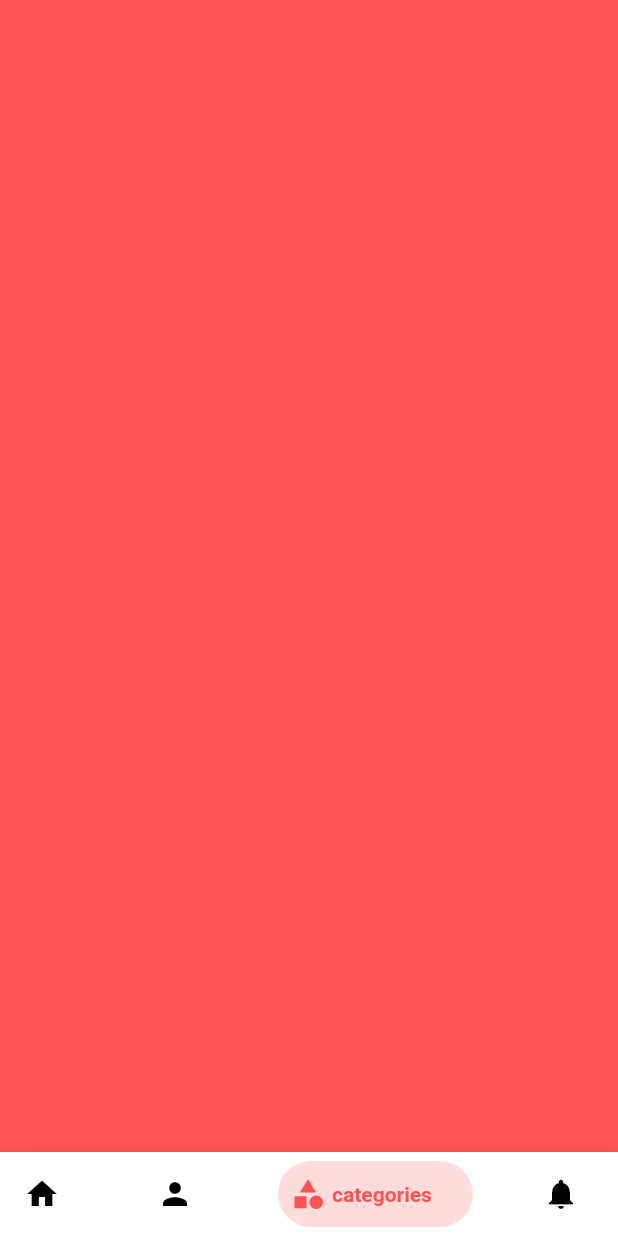
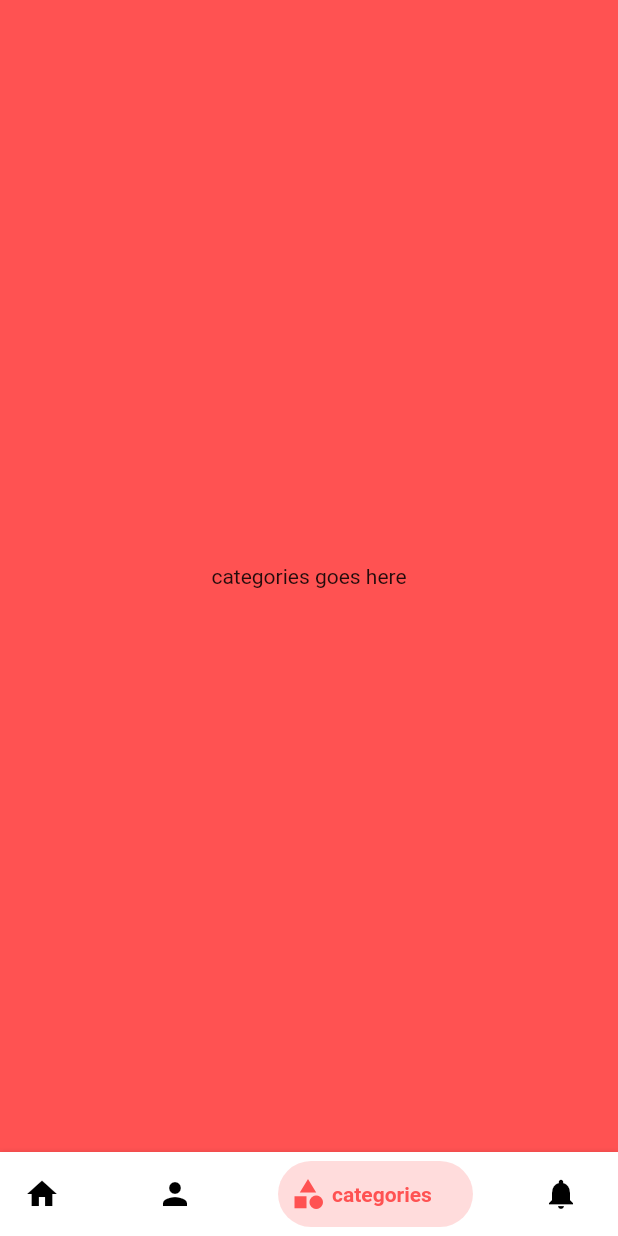
Before and after one commit to stephen911/campus_market, a Flutter app: the screen it shows after launch, item 3 of the bottom bar chosen, on a phone screen of 412 x 824 dp. Run offline on Flutter 3.47's test engine with Material 2 defaults, Android fonts, the phone set to English and light mode, and no system bars; drawn by our look-alikes of bottom_navy_bar.

Commit message:
finally done with navbar

```diff
--- /dev/null
+++ b/lib/screens/categories.dart
@@ -0,0 +1,22 @@
+import 'package:flutter/material.dart';
+
+class Categories extends StatefulWidget {
+  const Categories({Key? key}) : super(key: key);
+
+  @override
+  State<Categories> createState() => _CategoriesState();
+}
+
+class _CategoriesState extends State<Categories> {
+  @override
+  Widget build(BuildContext context) {
+    return Scaffold(
+      body: Container(
+        color: Colors.redAccent,
+        child: Center(
+          child: Text("categories goes here"),
+        ),
+      ),
+    );
+  }
+}
--- a/lib/screens/home.dart
+++ b/lib/screens/home.dart
@@ -1,3 +1,6 @@
+import 'package:campus_market/screens/categories.dart';
+import 'package:campus_market/screens/notifications.dart';
+import 'package:campus_market/screens/profile.dart';
 import 'package:flutter/material.dart';
 import 'package:bottom_navy_bar/bottom_navy_bar.dart';
 
@@ -11,18 +14,16 @@ class MyHomePage extends StatefulWidget {
 class _MyHomePageState extends State<MyHomePage> {
   int currentIndex = 0;
   List Navbody = [
-    Container(
-      color: Colors.blueAccent,
-    ),
-    Container(
-      color: Colors.orangeAccent,
-    ),
-    Container(
-      color: Colors.redAccent,
-    ),
-    Container(
-      color: Colors.green,
-    ),
+    // this isthe contant of the home page
+    HomePageContent(),
+
+    /////the contant of the profile page
+    ProfilePage(),
+    //////the contant of the categories page
+    Categories(),
+    //////the contant of the notification page
+
+    Notifications(),
   ];
   @override
   Widget build(BuildContext context) {
@@ -68,3 +69,24 @@ class _MyHomePageState extends State<MyHomePage> {
     );
   }
 }
+
+class HomePageContent extends StatefulWidget {
+  const HomePageContent({Key? key}) : super(key: key);
+
+  @override
+  State<HomePageContent> createState() => _HomePageContentState();
+}
+
+class _HomePageContentState extends State<HomePageContent> {
+  @override
+  Widget build(BuildContext context) {
+    return Scaffold(
+      body: Container(
+        color: Colors.blueAccent,
+        child: Center(
+          child: Text("content of the home page goes here"),
+        ),
+      ),
+    );
+  }
+}
```
Also changed, not shown: lib/screens/notifications.dart (added, +22 -0 lines), lib/screens/profile.dart (added, +22 -0 lines).
